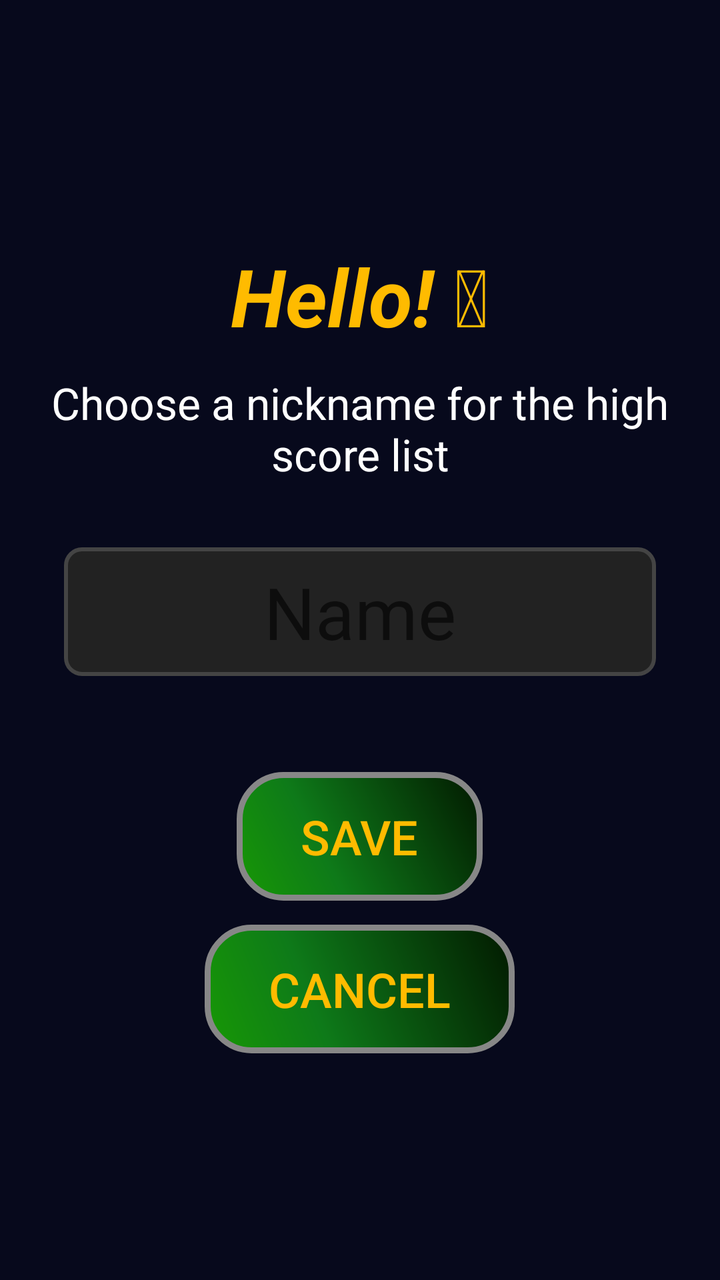
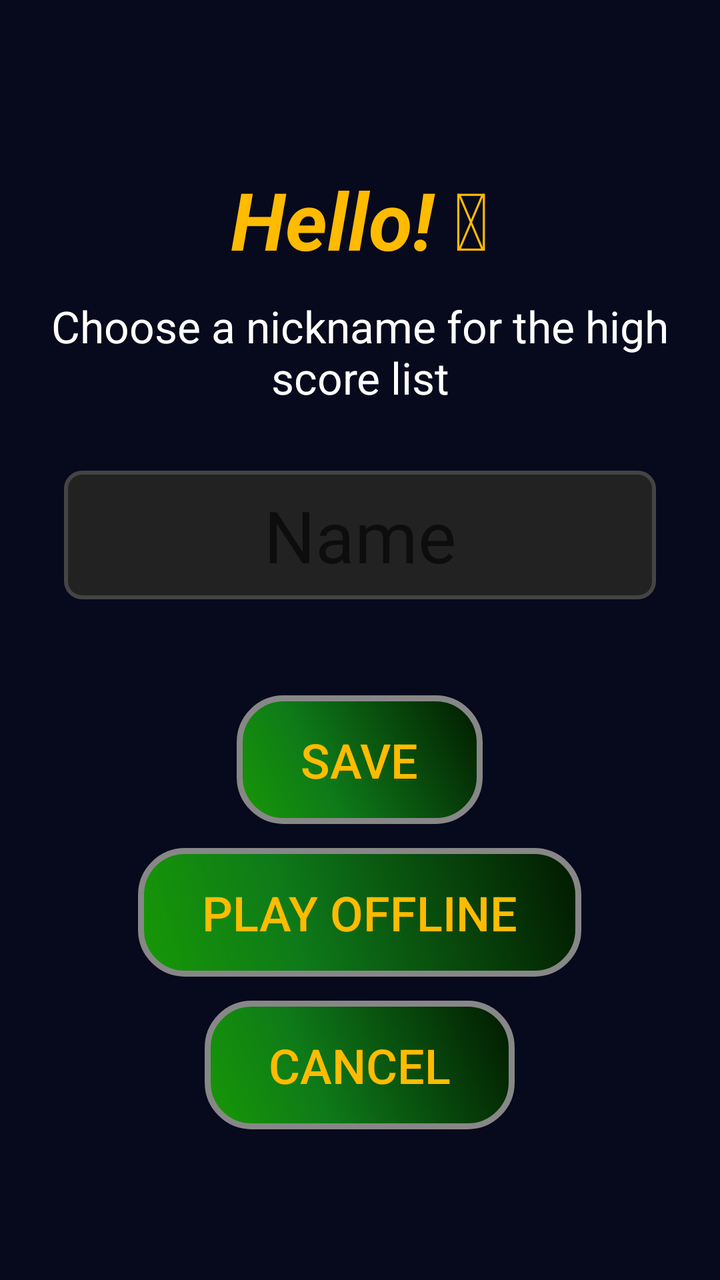

An Android layout rendered at two revisions. The XML below is the earlier revision; the diff shows what the commit changed to produce the second picture.
<!-- AndroidManifest.xml: application theme AppTheme -->
<!-- res/layout/username_creation.xml -->
<?xml version="1.0" encoding="utf-8"?>
<LinearLayout
        xmlns:android="http://schemas.android.com/apk/res/android"
        android:orientation="vertical"
        android:gravity="center_vertical"
        android:layout_width="match_parent"
        android:layout_height="match_parent">
    <LinearLayout
            android:layout_width="match_parent"
            android:layout_height="wrap_content"
            android:orientation="vertical"
            >
        <LinearLayout
                android:layout_width="wrap_content"
                android:layout_height="wrap_content"
                android:orientation="vertical"
                android:layout_gravity="center">
            <TextView
                    android:layout_width="match_parent"
                    android:layout_height="wrap_content"
                    android:text="@string/your_name"
                    android:id="@+id/your_name"
                    android:textAlignment="center"
                    android:textColor="@color/gold"
                    android:textSize="40sp"
                    android:padding="8sp"
                    android:textStyle="bold|italic"
                    android:enabled="true"
                    android:gravity="center_horizontal"/>
            <TextView
                    android:layout_width="match_parent"
                    android:layout_height="wrap_content"
                    android:text="@string/choose_nickname"
                    android:textAlignment="center"
                    android:textColor="@color/white"
                    android:textSize="22sp"
                    android:layout_marginTop="4dp"
                    android:gravity="center_horizontal"/>
            <EditText
                    android:layout_width="wrap_content"
                    android:layout_height="wrap_content"
                    android:inputType="textPersonName"
                    android:autofillHints="username"
                    android:hint="@string/username_hint"
                    android:background="@drawable/input_background"
                    android:ems="10"
                    android:maxLength="12"
                    android:id="@+id/username_field"
                    android:layout_gravity="center_horizontal"
                    android:textSize="36sp"
                    android:layout_margin="32dp"
                    android:textColor="@color/white"
                    android:textAlignment="center"
                    android:enabled="true"/>
        </LinearLayout>
        <LinearLayout
                android:orientation="vertical"
                android:layout_width="wrap_content"
                android:layout_height="wrap_content"
                android:layout_gravity="center_horizontal"
                android:layout_marginTop="16sp">
            <Button
                    style="?android:attr/buttonBarButtonStyle"
                    android:layout_width="wrap_content"
                    android:layout_height="wrap_content"
                    android:text="@string/save"
                    android:id="@+id/save"
                    android:onClick="saveUsername"
                    android:textSize="24sp"
                    android:background="@drawable/button"
                    android:layout_gravity="center_horizontal"
                    android:textColor="@color/gold"
                    android:enabled="true"
                    android:clickable="true"
                    android:focusable="true" />
            <Button
                    style="?android:attr/buttonBarButtonStyle"
                    android:layout_width="wrap_content"
                    android:layout_height="wrap_content"
                    android:id="@+id/cancel"
                    android:onClick="showUsernameSelectionScreen"
                    android:textSize="24sp"
                    android:background="@drawable/button"
                    android:text="@string/cancel"
                    android:textColor="@color/gold"
                    android:layout_gravity="center_horizontal"
                    android:layout_marginTop="12sp"
                    android:clickable="true"
                    android:enabled="true"
                    android:focusable="true"/>
        </LinearLayout>
    </LinearLayout>
</LinearLayout>
<!-- resources referenced by this layout -->
<resources>
  <color name="gold">#FFBB00</color>
  <color name="white">#ffffff</color>
  <!-- drawable button (drawable) -->
  <?xml version="1.0" encoding="utf-8"?>
  <shape xmlns:android="http://schemas.android.com/apk/res/android" android:shape="rectangle" >
      <corners android:radius="22dp"/>
      <gradient
          android:angle="45"
          android:centerX="35%"
          android:centerColor="#0E7A19"
          android:startColor="#179805"
          android:endColor="#021900"
          android:type="linear"/>
      <padding
          android:left="32sp"
          android:top="16sp"
          android:right="32sp"
          android:bottom="16sp"/>
      <stroke
          android:width="3dp"
          android:color="#878787"/>
  </shape>
  <!-- drawable input_background (drawable) -->
  <?xml version="1.0" encoding="utf-8"?>
  <shape xmlns:android="http://schemas.android.com/apk/res/android"
      android:shape="rectangle">
      <solid android:color="#222222" />
      <corners android:radius="8dp" />
      <stroke
          android:width="2dp"
          android:color="#444444" />
      <padding
          android:bottom="8dp"
          android:left="16dp"
          android:right="16dp"
          android:top="8dp" />
  </shape>
  <string name="cancel">Cancel</string>
  <string name="choose_nickname">Choose a nickname for the high score list</string>
  <string name="save">Save</string>
  <string name="username_hint">Name</string>
  <string name="your_name">Hello! 👋</string>
  <style name="AppTheme" parent="Base.Theme.AppCompat.Light.DarkActionBar">
          <item name="android:windowBackground">@color/black</item>
      </style>
  <color name="black">#07091C</color>
</resources>

<!-- the commit's change to res/layout/username_creation.xml (unified diff, before → after) -->
@@ -77,6 +77,21 @@
                     style="?android:attr/buttonBarButtonStyle"
                     android:layout_width="wrap_content"
                     android:layout_height="wrap_content"
+                    android:id="@+id/continue_offline"
+                    android:onClick="saveUsernameOffline"
+                    android:text="@string/continue_offline"
+                    android:textSize="24sp"
+                    android:background="@drawable/button"
+                    android:textColor="@color/gold"
+                    android:layout_gravity="center_horizontal"
+                    android:layout_marginTop="12sp"
+                    android:clickable="true"
+                    android:enabled="true"
+                    android:focusable="true" />
+            <Button
+                    style="?android:attr/buttonBarButtonStyle"
+                    android:layout_width="wrap_content"
+                    android:layout_height="wrap_content"
                     android:id="@+id/cancel"
                     android:onClick="showUsernameSelectionScreen"
                     android:textSize="24sp"
<!-- resource entries referenced after the edit -->
@@ -39,6 +39,7 @@
   </shape>
   <string name="cancel">Cancel</string>
   <string name="choose_nickname">Choose a nickname for the high score list</string>
+  <string name="continue_offline">Play offline</string>
   <string name="save">Save</string>
   <string name="username_hint">Name</string>
   <string name="your_name">Hello! 👋</string>
